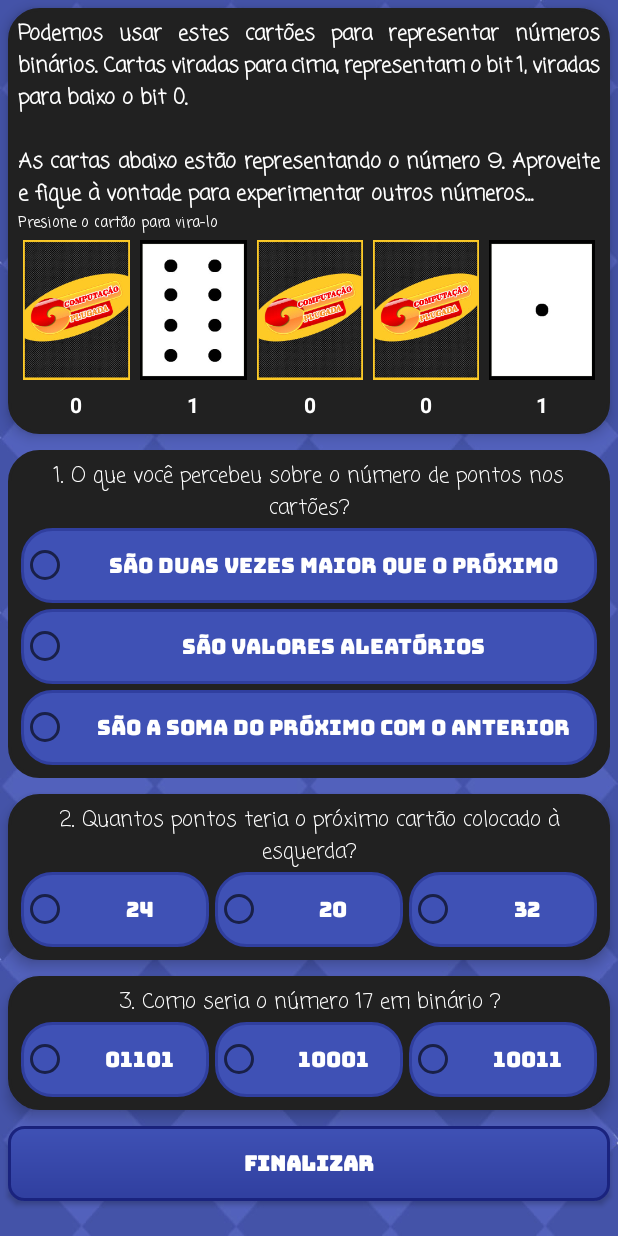
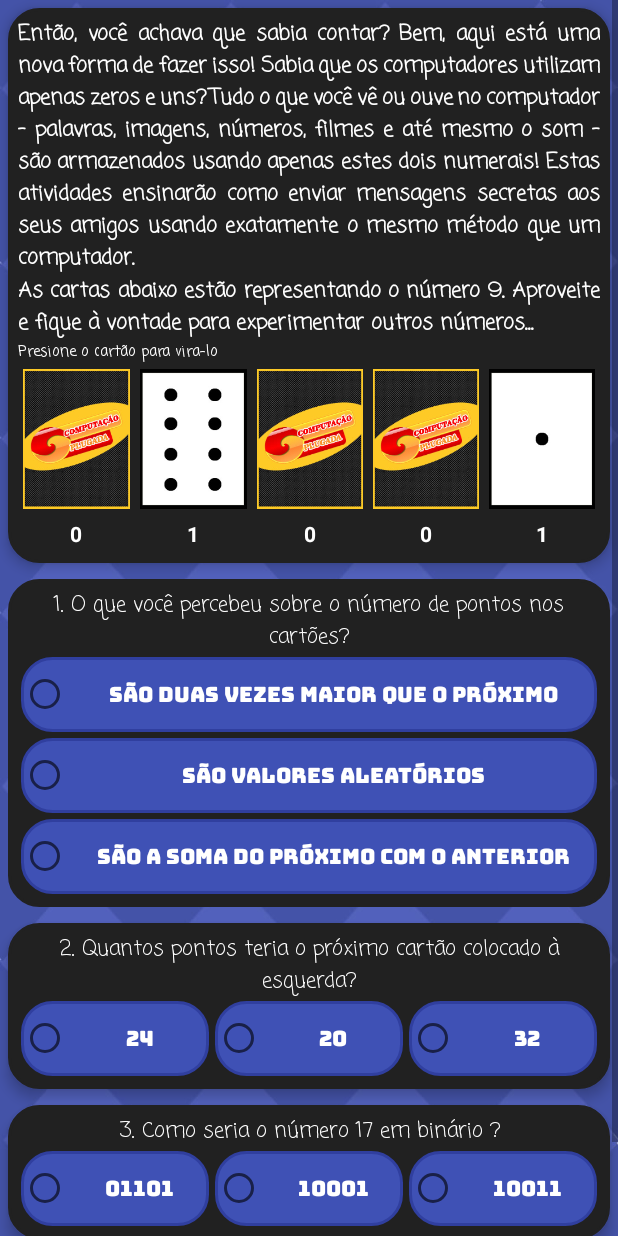
Before and after one commit to barbosamaatheus/PluggedComputing, an Android app: the ExerciciosActivity screen opened directly, with no data from a screen before it, after a tap on "Introdução", on a phone screen of 412 x 824 dp. Run offline under Robolectric (Android 15) with nearby library versions, the phone set to English and light mode, and no system bars.

Commit message:
Correção do bug no texto do card, melhorias nos Strings

```diff
--- a/app/src/main/java/com/tcc/projeto/appcomputacaoplugada/activitys/AtividadesActivity.java
+++ b/app/src/main/java/com/tcc/projeto/appcomputacaoplugada/activitys/AtividadesActivity.java
@@ -53,8 +53,7 @@ public class AtividadesActivity extends AppCompatActivity implements RecyclerVie
         Atividade tarefa01 = new Atividade();
         tarefa01.setTitulo("Contando os Pontos");
         tarefa01.setSubTitulo("Números Binários");
-        tarefa01.setDescricao("Os dados são armazenados em computadores e transmitidos como uma série de zeros e" +
-                        "uns. Como podemos representar palavras e números usando apenas estes dois símbolos ?");
+        tarefa01.setDescricao(getString(R.string.descricao_card));
         tarefa01.setMaterias("Matematica");
         tarefa01.setHabilidades("Contar, Correlacionar, Ordenar");
         tarefa01.setIdade("A partir de 7 anos");
--- a/app/src/main/java/com/tcc/projeto/appcomputacaoplugada/adapter/CardAdapter.java
+++ b/app/src/main/java/com/tcc/projeto/appcomputacaoplugada/adapter/CardAdapter.java
@@ -41,15 +41,10 @@ public class CardAdapter extends RecyclerView.Adapter<CardAdapter.MyViewHolder>{
     @Override
     public void onBindViewHolder(@NonNull MyViewHolder holder, int position){
         holder.mTitulo.setText(mList.get(position).getTitulo());
-        Log.d("onBindViewHolder", "getTitulo " + mList.get(position).getTitulo());
         holder.mSubTitulo.setText(mList.get(position).getSubTitulo());
-        Log.d("onBindViewHolder", "getSubTitulo " + mList.get(position).getSubTitulo());
         holder.mDescricao.setText(mList.get(position).getDescricao());
-        Log.d("onBindViewHolder", "getDescricao " + mList.get(position).getDescricao());
         holder.mMateria.setText(mList.get(position).getMaterias());
-        Log.d("onBindViewHolder", "getMaterias " + mList.get(position).getMaterias());
         holder.mHabilidades.setText(mList.get(position).getHabilidades());
-        Log.d("onBindViewHolder", "getHabilidades " + mList.get(position).getHabilidades());
         holder.mIdade.setText(mList.get(position).getIdade());
     }
 
--- a/app/src/main/java/com/tcc/projeto/appcomputacaoplugada/adapter/ExercicioAdapter.java
+++ b/app/src/main/java/com/tcc/projeto/appcomputacaoplugada/adapter/ExercicioAdapter.java
@@ -60,7 +60,6 @@ public class ExercicioAdapter extends RecyclerView.Adapter<ExercicioAdapter.MyVi
 
     @Override
     public int getItemCount() {
-        Log.d("onBindViewHolder", "Tamanho [] " + mList.length);
         return mList.length;
 
     }
--- a/app/src/main/res/layout/fragment_introducao.xml
+++ b/app/src/main/res/layout/fragment_introducao.xml
@@ -21,12 +21,20 @@
 
 
             <TextView
-                android:id="@+id/txt"
                 android:layout_width="match_parent"
                 android:layout_height="wrap_content"
                 android:fontFamily="casual"
                 android:justificationMode="inter_word"
-                android:text="@string/string_intro_02"
+                android:text="@string/texto_intro_01"
+                android:textColor="@color/textColorPrimary"
+                android:textStyle="bold" />
+
+            <TextView
+                android:layout_width="match_parent"
+                android:layout_height="wrap_content"
+                android:fontFamily="casual"
+                android:justificationMode="inter_word"
+                android:text="@string/texto_intro_02"
                 android:textColor="@color/textColorPrimary"
                 android:textStyle="bold" />
 
--- a/app/src/main/res/values/strings.xml
+++ b/app/src/main/res/values/strings.xml
@@ -5,9 +5,9 @@
 
     <string name="texto_nb_02">Para esta atividade, são necessários cinco cartões. Os cartões devem estar na seguinte ordem: </string>
 
-    <string name="string_intro_02">Podemos usar estes cartões para representar números binários. Cartas viradas para cima, representam o bit 1, viradas para baixo o bit 0.
-       \n\nAs cartas abaixo estão representando o número 9. Aproveite e fique à vontade para experimentar outros números... </string>
+    <string name="texto_nb_01">Podemos usar estes cartões para representar números binários. Cartas viradas para cima, representam o bit 1, viradas para baixo o bit 0.</string>
 
+    <string name="texto_intro_02">As cartas abaixo estão representando o número 9. Aproveite e fique à vontade para experimentar outros números...</string>
     <string name="textoFimSobre">Desenvolvido por: \nMatheus Barbosa de Oliveira\nIvonildo Pereira Gomes Neto\nTodos os Direitos Reservados \n© 2018</string>
 
     <string name="text_sobre"><![CDATA[O aplicativo computação plugada, inspirado no livro de Bell, T.; Witten, I. e Fellows, M. (2011). “Computer Science Unplugged – Ensinando Ciência da Computação sem o uso do Computador”. Tradução de Luciano Porto Barreto, 2011. Disponível em: <http://csunplugged.org/>. Apresenta atividades práticas, lúdicas e acessíveis sobre diversos temas da ciência da computação. O mesmo engloba técnicas fáceis para seu uso, tornando-se disponível para todos. Sua prática é fácil não só em salas de aula mas também fora, pela sua abordagem simples e inteligente, podendo ser fácil administrado por professores e compreendido por crianças. O aplicativo é uma grande inovação para as técnicas de aprendizagem, apresentando temas complexos de uma forma elementar para o conhecimento.]]></string>
@@ -15,7 +15,11 @@
 
     <!-- TODO: Remove or change this placeholder text -->
     <string name="hello_blank_fragment">Hello blank fragment</string>
-    <string name="texto_nb_01">Então, você achava que sabia contar? Bem, aqui está uma nova forma de fazer isso! Sabia que os computadores utilizam apenas zeros e uns? Tudo o que você vê ou ouve no computador - palavras, imagens, números, filmes e até mesmo o som - são armazenados usando apenas estes dois numerais! Estas atividades ensinarão como enviar mensagens secretas aos seus amigos usando exatamente o mesmo método que um computador.</string>
+
+    <string name="texto_intro_01">Então, você achava que sabia contar? Bem, aqui está uma nova forma de fazer isso! Sabia que os computadores utilizam apenas zeros e uns?
+        Tudo o que você vê ou ouve no computador - palavras, imagens, números, filmes e até mesmo o som - são armazenados usando apenas estes dois numerais!
+        Estas atividades ensinarão como enviar mensagens secretas aos seus amigos usando exatamente o mesmo método que um computador.</string>
+
     <string name="texto_EMS">Tom está preso no último andar de uma loja. É noite de Natal e ele quer ir para casa com seus
         presentes. O que ele pode fazer? Ele tentou chamar alguém, até mesmo gritar, mas não há ninguém por perto.
         Do outro lado da rua ele pode ver uma pessoa ainda trabalhando em seu computador até tarde da noite.
@@ -24,7 +28,8 @@
         Ele coletou todas as lâmpadas disponíveis e as conectou aos bocais de forma que pudesse acendê-las ou apagá-las.
         Ele usou um código binário simples, que ele sabia ser de conhecimento da mulher do outro lado da rua.
         Você pode identificar a mensagem enviada por Tom?</string>
-    <string name="texto_tnb">Já sabemos que o sistema binário utiliza o zero e o um para representar todos os dados de um computador. \nTente decifrar os seguintes números codificados:</string>
+
+    <string name="texto_tnb">Já sabemos que o sistema binário utiliza o zero e o um para representar todos os dados de um computador. \nEntão vamos tentar decifrar os seguintes números codificados:</string>
     <string name="resposta_incorreta">Resposta incorreta</string>
 
 </resources>
```
